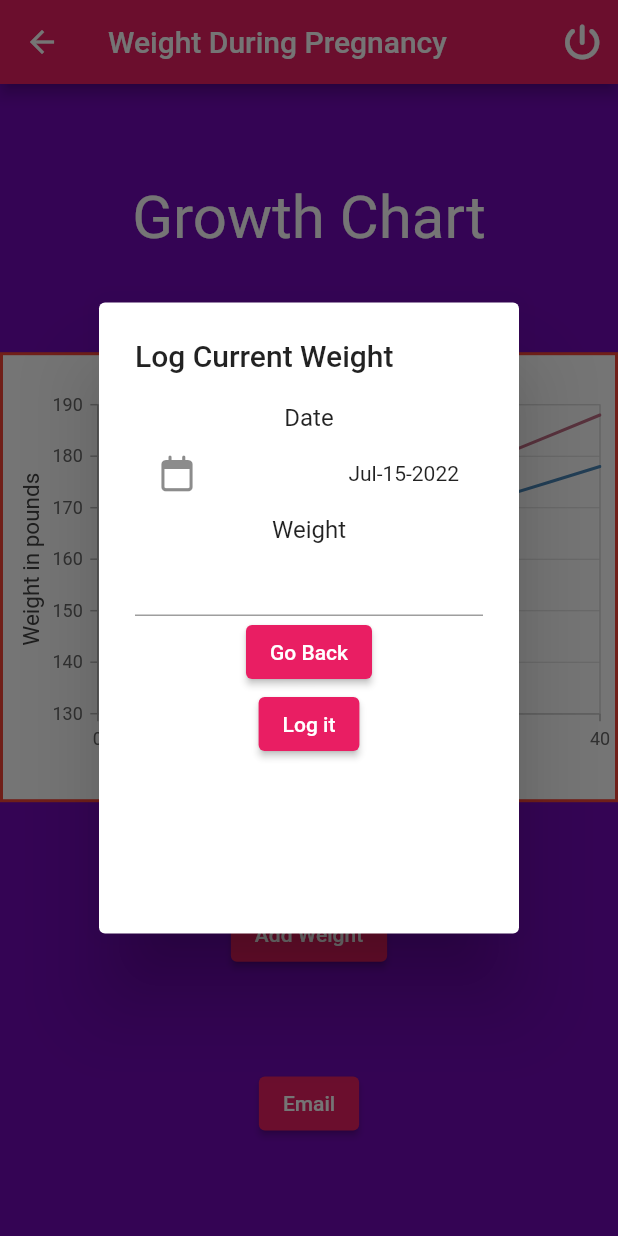
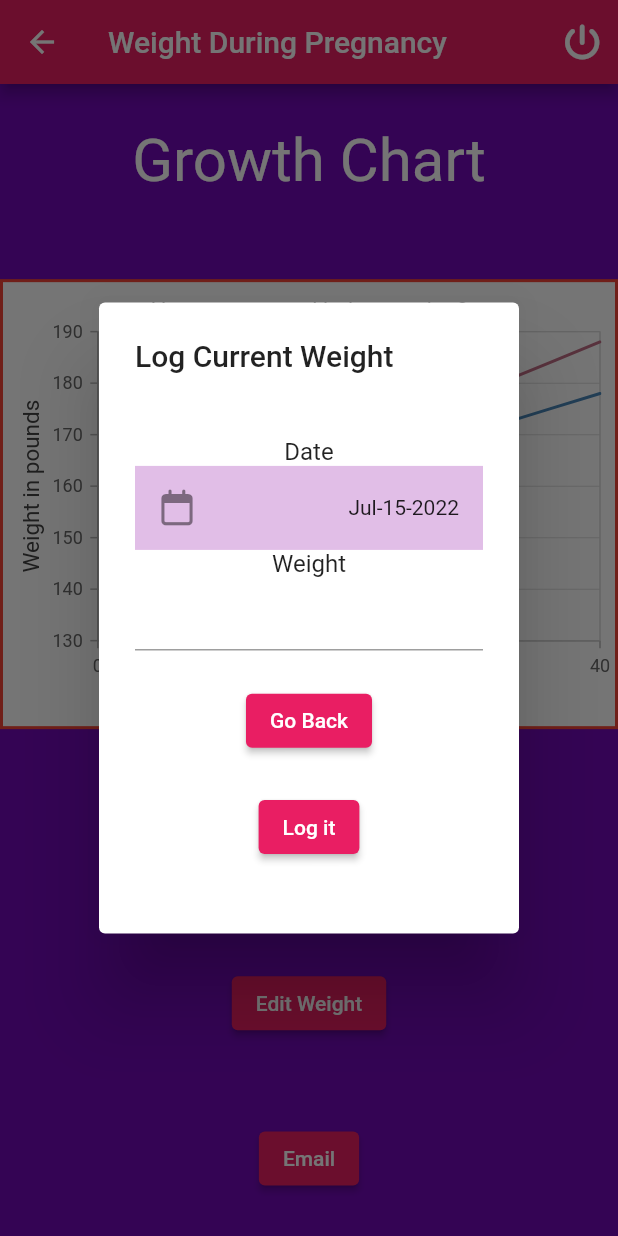
Before and after one commit to tnguyen2791/Preggo, a Flutter app: the GrowthChart screen opened by its route, after a tap on "Add Weight", on a phone screen of 412 x 824 dp. Run offline on Flutter 3.47's test engine with Material 2 defaults, Android fonts, the phone set to English and light mode, and no system bars; our stand-ins replace cloud_firestore, firebase_auth, firebase_core, font_awesome_flutter, google_fonts, google_sign_in and 5 more; missing offline and left inert: flutter_email_sender; accounts and stored records are empty; Roboto replaces fonts that are missing (Acme).

Commit message:
edit weight button complete

```diff
--- a/lib/growthscreen/growth_chart.dart
+++ b/lib/growthscreen/growth_chart.dart
@@ -1,4 +1,5 @@
 import 'package:flutter/material.dart';
+import 'package:preggo/growthscreen/editweightdialogue.dart';
 import 'package:preggo/growthscreen/growthemail.dart';
 import 'package:preggo/models/user.dart';
 import 'package:preggo/services/auth.dart';
@@ -70,28 +71,27 @@ class _GrowthChartState extends State<GrowthChart> {
         title: const Text('Weight During Pregnancy'),
       ),
       body: Column(
-        mainAxisAlignment: MainAxisAlignment.spaceEvenly,
+        mainAxisAlignment: MainAxisAlignment.spaceAround,
         children: [
-          SizedBox(
-            height: 50,
-            child: Center(
-              child: Text(
-                'Growth Chart',
-                style: kGoogleTitle,
-              ),
+          Center(
+            child: Text(
+              'Growth Chart',
+              style: kGoogleTitle,
             ),
           ),
           FutureBuilder<List<WeightModel>>(
             future: userWeightList,
             builder: (context, AsyncSnapshot<List> snapshot) {
-              if (snapshot.hasError)
-                return AlertDialog(
+              if (snapshot.hasError) {
+                return const AlertDialog(
                   content: Text('There was an error'),
                 );
+              }
 
-              if (!snapshot.hasData)
+              if (!snapshot.hasData) {
                 return LoadingAnimationWidget.hexagonDots(
                     color: Colors.white, size: 100);
+              }
 
               if (snapshot.connectionState == ConnectionState.done &&
                   snapshot.hasData) {
@@ -167,6 +167,16 @@ class _GrowthChartState extends State<GrowthChart> {
             child: const Text('Add Weight'),
           ),
           ElevatedButton(
+            onPressed: () async {
+              showDialog(
+                  context: context,
+                  builder: (context) {
+                    return const EditWeightDialogue();
+                  }).then((_) => setState(() {}));
+            },
+            child: const Text('Edit Weight'),
+          ),
+          ElevatedButton(
             onPressed: () => Navigator.of(context).pushNamed(EmailSender.id),
             child: const Text('Email'),
           ),
--- a/lib/growthscreen/weighindialogue.dart
+++ b/lib/growthscreen/weighindialogue.dart
@@ -37,7 +37,9 @@ class _WeighInDialogueAlertState extends State<WeighInDialogueAlert> {
         title: const Text('Log Current Weight'),
         content: SizedBox(
           height: MediaQuery.of(context).size.height * 0.4,
-          child: Column(children: [
+          child: Column(
+              mainAxisAlignment: MainAxisAlignment.spaceEvenly,
+              children: [
                 Form(
                   autovalidateMode: AutovalidateMode.onUserInteraction,
                   key: formKey,
@@ -50,6 +52,7 @@ class _WeighInDialogueAlertState extends State<WeighInDialogueAlert> {
                           child: const Text('Date'),
                         ),
                         ListTile(
+                            tileColor: Colors.purple[100],
                             leading: const Icon(FontAwesomeIcons.calendar),
                             trailing: Text(toPrettyDateMMMddyyyy(selectedDate)),
                             onTap: () {
@@ -58,8 +61,8 @@ class _WeighInDialogueAlertState extends State<WeighInDialogueAlert> {
                                 initialDate: DateTime.now(),
                                 firstDate: DateTime.now()
                                     .subtract(const Duration(days: 270)),
-                            lastDate:
-                                DateTime.now().add(const Duration(days: 10)),
+                                lastDate: DateTime.now()
+                                    .add(const Duration(days: 10)),
                                 currentDate: DateTime.now(),
                                 cancelText: "Cancel",
                               ).then((date) {
@@ -88,7 +91,8 @@ class _WeighInDialogueAlertState extends State<WeighInDialogueAlert> {
                           validator: (value) {
                             if (value == null ||
                                 value.isEmpty ||
-                            (value.contains(RegExp(r'(^[0-9]*$)')) == false)) {
+                                (value.contains(RegExp(r'(^[0-9]*$)')) ==
+                                    false)) {
                               return 'Error in input';
                             }
                             return null;
@@ -109,7 +113,10 @@ class _WeighInDialogueAlertState extends State<WeighInDialogueAlert> {
                   onPressed: () {
                     if (formKey.currentState!.validate()) {
                       List toImport = [
-                    {'time': selectedDate, 'weight': int.parse(loggedweight)}
+                        {
+                          'time': selectedDate,
+                          'weight': int.parse(loggedweight)
+                        }
                       ];
                       loggedweight = weightcontroller.value.text;
                       logWeight1(toImport, user.uid);
--- a/lib/presentation/screens/wrapper.dart
+++ b/lib/presentation/screens/wrapper.dart
@@ -7,7 +7,6 @@ import 'package:preggo/services/database.dart';
 import 'package:preggo/userhome/userhome.dart';
 import 'package:provider/provider.dart';
 import 'package:preggo/models/user.dart';
-import 'package:cloud_firestore/cloud_firestore.dart';
 import 'package:firebase_auth/firebase_auth.dart';
 
 class Wrapper extends StatefulWidget {
@@ -20,10 +19,11 @@ class Wrapper extends StatefulWidget {
 
 class _WrapperState extends State<Wrapper> {
   final fbuser = FirebaseAuth.instance.currentUser;
-  final bool signUp = false;
 
   @override
   Widget build(BuildContext context) {
+    final userprovider = Provider.of<UserUID>(context);
+
     return StreamBuilder(
         stream: AuthService().userStream,
         builder: (context, snapshot) {
@@ -33,7 +33,7 @@ class _WrapperState extends State<Wrapper> {
               return const LoginScreen();
             } else {
               return FutureBuilder(
-                future: DatabaseService(uid: fbuser?.uid).getAgreement(),
+                future: DatabaseService(uid: userprovider.uid).getAgreement(),
                 builder: ((context, snapshot) {
                   try {
                     if (snapshot.connectionState == ConnectionState.waiting) {
```
Also changed, not shown: lib/growthscreen/editweightdialogue.dart (added, +69 -0 lines), lib/growthscreen/weightdatabase.dart (+15 -1 lines), lib/presentation/screens/sign_up_screen.dart (+16 -9 lines), lib/services/database.dart (+1 -36 lines), 2 other files. Lines whose indentation alone changed are shown as unchanged.
